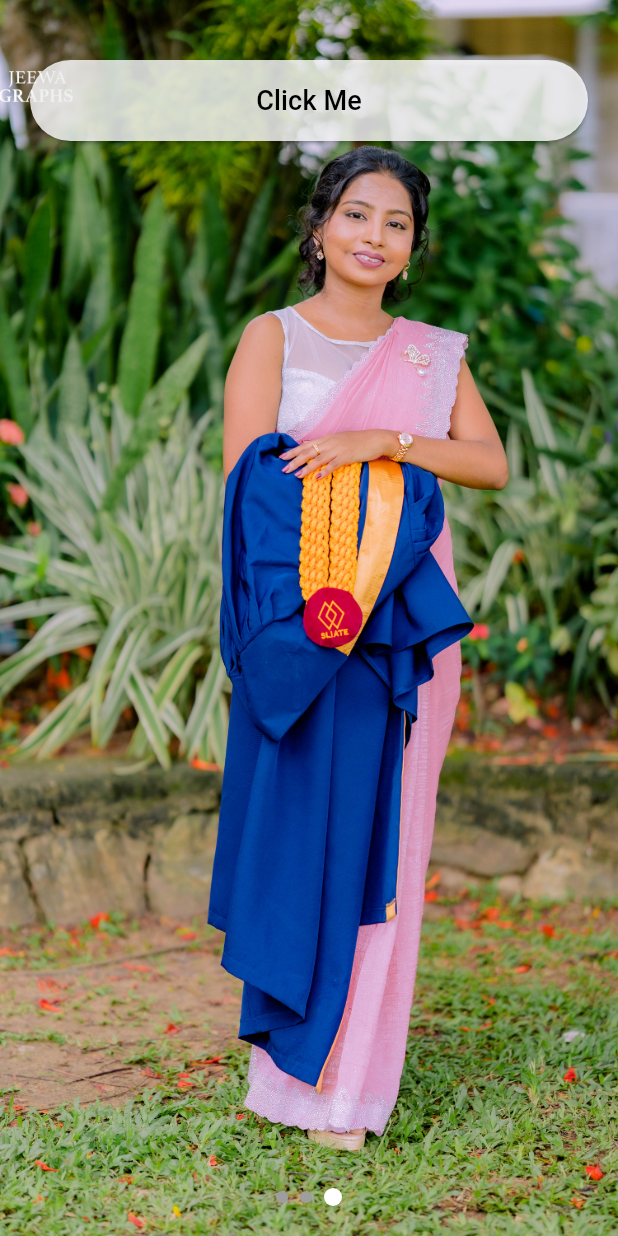
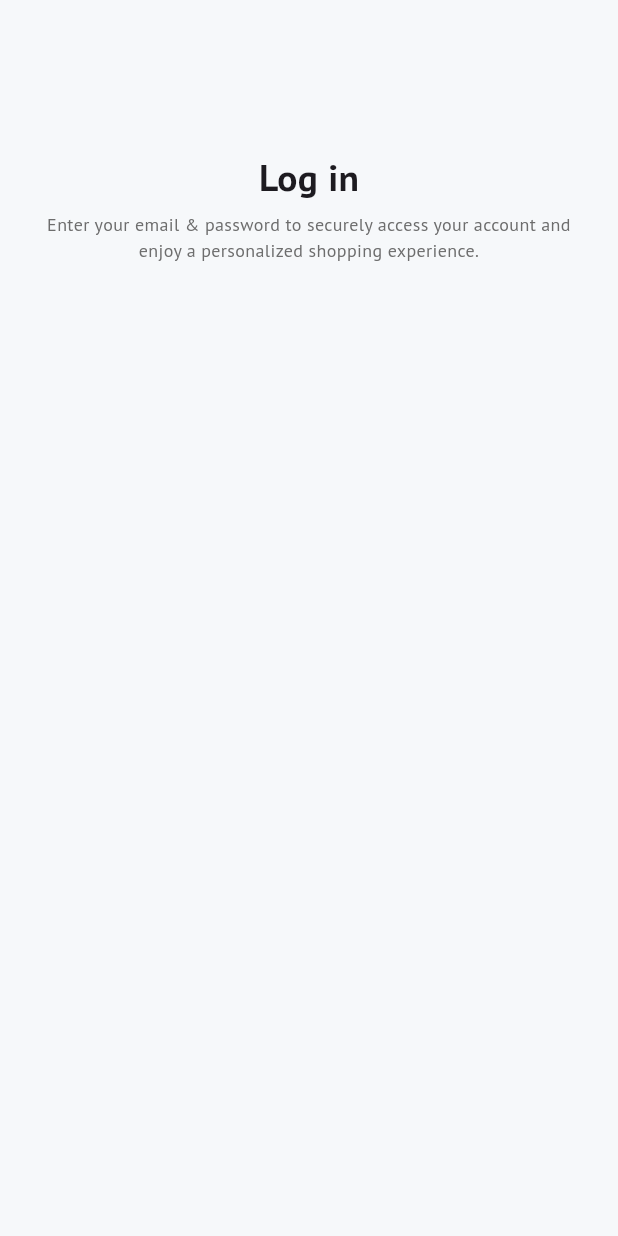
Before and after one commit to HashiniDivyanjanee/ecommerce_app, a Flutter app: the screen it shows after launch, on a phone screen of 412 x 824 dp. Run offline on Flutter 3.47's test engine with Material 3 defaults, Android fonts, the phone set to English and light mode, and no system bars.

Commit message:
Add PTSans font files and refactor color and text style constants
- Introduced PTSans font files: Regular, Bold, BoldItalic, and Italic.
- Refactored color constants into a new app_colors.dart file.
- Created app_text.dart for text styles using the new font and color constants.
- Implemented Signin screen with title and subtitle widgets.
- Removed unused banner slider files and adjusted main.dart to use Signin as the home screen.

```diff
--- a/lib/core/constants/app_colors.dart
+++ /dev/null
@@ -1,5 +0,0 @@
-import 'package:flutter/widgets.dart';
-
-class AppColors {
-  static const Color primaryColor = Color(0xFF6200EE);
-}
--- /dev/null
+++ b/lib/core/constants/colors/app_colors.dart
@@ -0,0 +1,6 @@
+import 'package:flutter/widgets.dart';
+
+class AppColors {
+  static const Color bgColor = Color.fromARGB(255, 246, 248, 250);
+  static const Color subTitleTextColor = Color.fromARGB(246, 104, 104, 104);
+}
--- /dev/null
+++ b/lib/core/constants/font/app_font.dart
@@ -0,0 +1,3 @@
+class AppFont {
+  static const String ptSans = 'PT Sans';
+}
--- /dev/null
+++ b/lib/core/constants/style/text_style.dart
@@ -0,0 +1,17 @@
+import 'package:ecommerce_app/core/constants/colors/app_colors.dart';
+import 'package:ecommerce_app/core/constants/font/app_font.dart';
+import 'package:flutter/widgets.dart';
+
+class AppTextStyle {
+  static TextStyle title = TextStyle(
+    fontFamily: AppFont.ptSans,
+    fontSize: 25,
+    fontWeight: FontWeight.bold,
+  );
+
+  static TextStyle SubTitle = TextStyle(
+    fontFamily: AppFont.ptSans,
+    fontSize: 12,
+    color: AppColors.subTitleTextColor
+  );
+}
--- /dev/null
+++ b/lib/features/auth/ui/signIn.dart
@@ -0,0 +1,28 @@
+import 'package:ecommerce_app/features/auth/widget/sub_title.dart';
+import 'package:ecommerce_app/features/auth/widget/title_widget.dart';
+import 'package:flutter/material.dart';
+
+class Signin extends StatelessWidget {
+  const Signin({super.key});
+
+  @override
+  Widget build(BuildContext context) {
+    return Scaffold(
+      body: Container(
+        child: Padding(
+          padding: const EdgeInsets.only(top: 100, left: 20, right: 20),
+          child: Column(
+            children: [
+              TitleWidget(title: 'Log in'),
+              SizedBox(height: 5),
+              SubTitle(
+                sub_title:
+                    "Enter your email & password to securely access your account and enjoy a personalized shopping experience.",
+              ),
+            ],
+          ),
+        ),
+      ),
+    );
+  }
+}
--- /dev/null
+++ b/lib/features/auth/widget/sub_title.dart
@@ -0,0 +1,16 @@
+import 'package:ecommerce_app/core/constants/style/text_style.dart';
+import 'package:flutter/material.dart';
+
+class SubTitle extends StatelessWidget {
+  final String sub_title;
+  const SubTitle({super.key, required this.sub_title});
+
+  @override
+  Widget build(BuildContext context) {
+    return Text(
+      sub_title,
+      textAlign: TextAlign.center,
+      style: AppTextStyle.SubTitle,
+    );
+  }
+}
--- /dev/null
+++ b/lib/features/auth/widget/title_widget.dart
@@ -0,0 +1,12 @@
+import 'package:ecommerce_app/core/constants/style/text_style.dart';
+import 'package:flutter/material.dart';
+
+class TitleWidget extends StatelessWidget {
+  final String title;
+  const TitleWidget({super.key, required this.title});
+
+  @override
+  Widget build(BuildContext context) {
+    return Text(title, style: AppTextStyle.title);
+  }
+}
--- a/lib/features/banner_slider/data/data.dart
+++ /dev/null
@@ -1,5 +0,0 @@
-final List<String> bannerSlider = [
-  'assets/images/1.jpg',
-  'assets/images/2.jpg',
-  'assets/images/5.jpg',
-];
--- a/lib/features/banner_slider/presentation/page/banner_slider.dart
+++ /dev/null
@@ -1,128 +0,0 @@
-import 'dart:async';
-import 'package:ecommerce_app/features/banner_slider/data/data.dart';
-import 'package:flutter/material.dart';
-
-class BannerSlider extends StatefulWidget {
-  const BannerSlider({super.key});
-
-  @override
-  State<BannerSlider> createState() => _BannerSliderState();
-}
-
-class _BannerSliderState extends State<BannerSlider> {
-  final PageController _pageController = PageController();
-  int _currentPage = 0;
-  Timer? _timer;
-
-  @override
-  void initState() {
-    super.initState();
-
-    // Auto-slide every 3 seconds
-    _timer = Timer.periodic(const Duration(seconds: 3), (Timer timer) {
-      if (_currentPage < bannerSlider.length - 1) {
-        _currentPage++;
-      } else {
-        _currentPage = 0;
-      }
-
-      if (_pageController.hasClients) {
-        _pageController.animateToPage(
-          _currentPage,
-          duration: const Duration(milliseconds: 500),
-          curve: Curves.easeInOut,
-        );
-      }
-    });
-  }
-
-  @override
-  void didChangeDependencies() {
-    super.didChangeDependencies();
-
-    // ✅ Preload all images here (safe with context)
-    for (var imagePath in bannerSlider) {
-      precacheImage(AssetImage(imagePath), context);
-    }
-  }
-
-  @override
-  void dispose() {
-    _timer?.cancel();
-    _pageController.dispose();
-    super.dispose();
-  }
-
-  @override
-  Widget build(BuildContext context) {
-    final screenHeight = MediaQuery.of(context).size.height;
-
-    return Scaffold(
-      body: Stack(
-        children: [
-          // Full screen banner slider
-          SizedBox(
-            height: screenHeight,
-            child: PageView.builder(
-              controller: _pageController,
-              itemCount: bannerSlider.length,
-              onPageChanged: (index) {
-                setState(() => _currentPage = index);
-              },
-              itemBuilder: (context, index) {
-                return Image.asset(
-                  bannerSlider[index],
-                  fit: BoxFit.cover,
-                  width: double.infinity,
-                  height: screenHeight,
-                );
-              },
-            ),
-          ),
-
-          // Button above banner
-          Positioned(
-            top: 40,
-            left: 20,
-            right: 20,
-            child: ElevatedButton(
-              style: ElevatedButton.styleFrom(
-                backgroundColor: Colors.white.withOpacity(0.8),
-                padding: const EdgeInsets.symmetric(vertical: 14),
-              ),
-              onPressed: () {
-                debugPrint("Button pressed!");
-              },
-              child: const Text(
-                "Click Me",
-                style: TextStyle(fontSize: 18, color: Colors.black),
-              ),
-            ),
-          ),
-
-          // Dots indicator
-          Positioned(
-            bottom: 20,
-            left: 0,
-            right: 0,
-            child: Row(
-              mainAxisAlignment: MainAxisAlignment.center,
-              children: List.generate(
-                bannerSlider.length,
-                (index) => Container(
-                  margin: const EdgeInsets.symmetric(horizontal: 4),
-                  width: _currentPage == index ? 12 : 8,
-                  height: _currentPage == index ? 12 : 8,
-                  decoration: BoxDecoration(
-                    color: _currentPage == index ? Colors.white : Colors.grey,
-                    shape: BoxShape.circle,
-                  ),
-                ),
-              ),
-            ),
-          ),
-        ],
-      ),
-    );
-  }
-}
--- a/lib/main.dart
+++ b/lib/main.dart
@@ -1,4 +1,5 @@
-import 'package:ecommerce_app/features/banner_slider/presentation/page/banner_slider.dart';
+import 'package:ecommerce_app/core/constants/colors/app_colors.dart';
+import 'package:ecommerce_app/features/auth/ui/signIn.dart';
 import 'package:flutter/material.dart';
 
 void main() {
@@ -13,9 +14,9 @@ class MyApp extends StatelessWidget {
     return MaterialApp(
       debugShowCheckedModeBanner: false,
       theme: ThemeData(
-        colorScheme: ColorScheme.fromSeed(seedColor: Colors.deepPurple),
+        scaffoldBackgroundColor: AppColors.bgColor,
       ),
-      home: BannerSlider(),
+      home: Signin(),
     );
   }
 }
```
Also changed, not shown: pubspec.yaml (+9 -7 lines), assets/fonts/PTSans-Bold.ttf (added), assets/fonts/PTSans-BoldItalic.ttf (added), assets/fonts/PTSans-Italic.ttf (added), assets/fonts/PTSans-Regular.ttf (added), lib/core/constants/app_text.dart (deleted), lib/features/auth/data/models.dart (deleted), lib/features/auth/data/repositories.dart (deleted), pubspec.lock.
